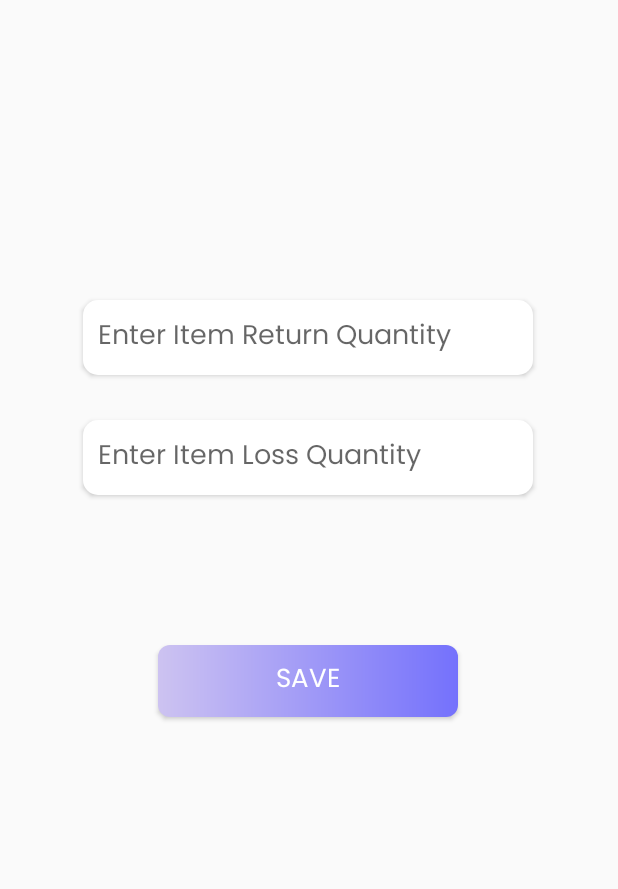
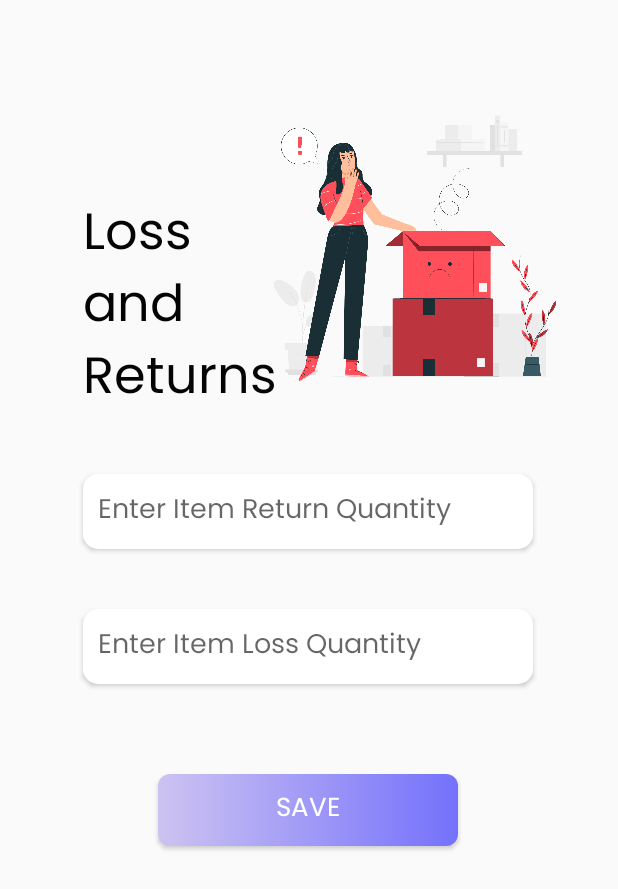
Before and after one commit to jrlbln/Capstone, an Android app: the ReturnsAndLosses screen opened directly, with no data from a screen before it, on a phone screen of 412 x 824 dp. Shown: the top 889 px of the screen. Run offline under Robolectric (Android 15) with nearby library versions, the phone set to English and light mode, and no system bars; our stand-ins replace Firebase (no records; nobody signed in at launch, a user with empty details on screens opened directly).

Commit message:
UI/UX Changes
Changed UI/UX in sign_in.xml, added a picture in edit_item.xml, few adjustments in add_item.xml, added title and picture in return_and_losses.xml, added new wordings, picture and UI/UX.

```diff
--- a/app/src/main/res/layout/returns_and_losses.xml
+++ b/app/src/main/res/layout/returns_and_losses.xml
@@ -6,11 +6,37 @@
     android:layout_height="match_parent"
     tools:context=".ReturnsAndLosses">
 
+    <ImageView
+        android:id="@+id/imageView10"
+        android:layout_width="208dp"
+        android:layout_height="255dp"
+        android:layout_marginTop="36dp"
+        app:layout_constraintEnd_toEndOf="parent"
+        app:layout_constraintHorizontal_bias="0.847"
+        app:layout_constraintStart_toStartOf="parent"
+        app:layout_constraintTop_toTopOf="parent"
+        app:srcCompat="@drawable/itemreturnloss" />
+
+    <TextView
+        android:id="@+id/textView11"
+        android:layout_width="138dp"
+        android:layout_height="146dp"
+        android:fontFamily="@font/poppinsreg"
+        android:text="Loss and Returns"
+        android:textColor="#040404"
+        android:textSize="34sp"
+        app:layout_constraintBottom_toBottomOf="parent"
+        app:layout_constraintEnd_toEndOf="parent"
+        app:layout_constraintHorizontal_bias="0.201"
+        app:layout_constraintStart_toStartOf="parent"
+        app:layout_constraintTop_toTopOf="parent"
+        app:layout_constraintVertical_bias="0.191" />
+
     <EditText
         android:id="@+id/item_returns"
         android:layout_width="wrap_content"
         android:layout_height="wrap_content"
-        android:layout_marginTop="200dp"
+        android:layout_marginTop="316dp"
         android:width="300dp"
         android:background="@drawable/inputdesign"
         android:elevation="2dp"
@@ -30,7 +56,7 @@
         android:id="@+id/item_losses"
         android:layout_width="wrap_content"
         android:layout_height="wrap_content"
-        android:layout_marginTop="30dp"
+        android:layout_marginTop="40dp"
         android:width="300dp"
         android:background="@drawable/inputdesign"
         android:elevation="2dp"
@@ -42,7 +68,7 @@
         android:shadowColor="#2C2C2C"
         android:textSize="18sp"
         app:layout_constraintEnd_toEndOf="@+id/item_returns"
-        app:layout_constraintHorizontal_bias="0.495"
+        app:layout_constraintHorizontal_bias="0.0"
         app:layout_constraintStart_toStartOf="@+id/item_returns"
         app:layout_constraintTop_toBottomOf="@+id/item_returns" />
 
@@ -50,7 +76,7 @@
         android:id="@+id/save_button"
         android:layout_width="wrap_content"
         android:layout_height="wrap_content"
-        android:layout_marginTop="100dp"
+        android:layout_marginTop="60dp"
         android:width="200dp"
         android:background="@drawable/gradientbutton"
         android:clickable="true"
```
Also changed, not shown: app/src/main/res/drawable/wave.xml (added, +9 -0 lines), app/src/main/res/layout/add_item.xml (+16 -16 lines), app/src/main/res/layout/edit_item.xml (+12 -0 lines), app/src/main/res/layout/sign_in.xml (+9 -13 lines), app/src/main/res/layout/waiting.xml (+30 -12 lines), app/src/main/res/drawable/edititems2.png (added), app/src/main/res/drawable/itemreturnloss.png (added), app/src/main/res/drawable/verification.png (added).
